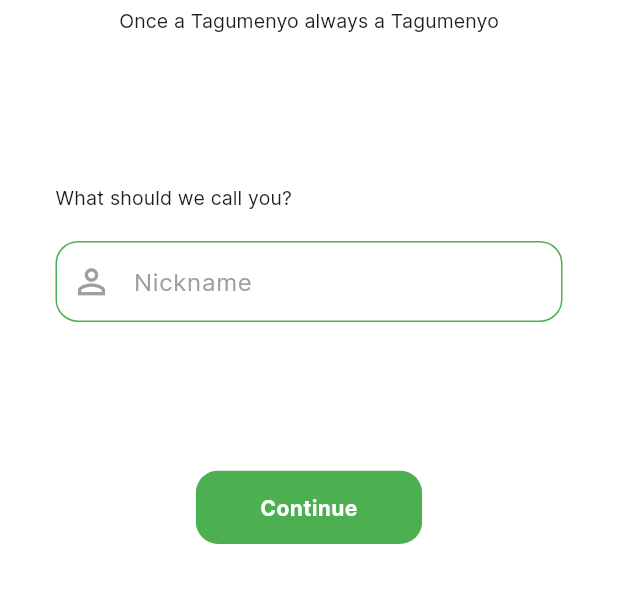
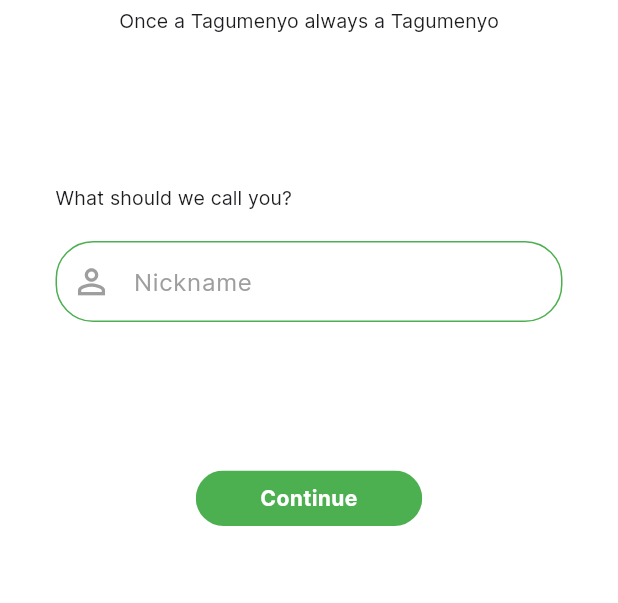
Before and after one commit to jsmrk/icare_tagum_app, a Flutter app: the screen it shows after launch, on a phone screen of 412 x 824 dp, the part 368-971 px from its top. Run offline on Flutter 3.47's test engine with Material 3 defaults, Android fonts, the phone set to English and light mode, and no system bars.

Commit message:
fix UI of nickname screen

```diff
--- a/lib/screens/nickname_input.dart
+++ b/lib/screens/nickname_input.dart
@@ -7,6 +7,7 @@ class NicknameScreen extends StatelessWidget {
   @override
   Widget build(BuildContext context) {
     return Scaffold(
+      resizeToAvoidBottomInset: false,
       body: Column(
         children: [
           const SizedBox(height: 125),
@@ -47,10 +48,10 @@ class NicknameScreen extends StatelessWidget {
                     fontWeight: FontWeight.w500),
                 enabledBorder: OutlineInputBorder(
                   borderSide: const BorderSide(color: Colors.green),
-                  borderRadius: BorderRadius.circular(15),
+                  borderRadius: BorderRadius.circular(25),
                 ),
                 focusedBorder: OutlineInputBorder(
-                  borderRadius: BorderRadius.circular(15),
+                  borderRadius: BorderRadius.circular(25),
                   borderSide: const BorderSide(
                     color: Colors.green,
                     width: 1.9,
@@ -59,7 +60,6 @@ class NicknameScreen extends StatelessWidget {
               ),
             ),
           ),
-
           const SizedBox(height: 99),
           //button
           const ButtonWithoutIcon()
--- a/lib/widgets/button_no_icon.dart
+++ b/lib/widgets/button_no_icon.dart
@@ -8,11 +8,11 @@ class ButtonWithoutIcon extends StatelessWidget {
     return GestureDetector(
       onTap: () {},
       child: ClipRRect(
-        borderRadius: BorderRadius.circular(15),
+        borderRadius: BorderRadius.circular(25),
         child: Container(
-          height: 49,
+          height: 37,
           width: 151,
-          padding: const EdgeInsets.all(15),
+          alignment: Alignment.center,
           color: Colors.green,
           child: const Text(
             'Continue',
```
Also changed, not shown: lib/screens/welcom_screen.dart (added, +10 -0 lines).
